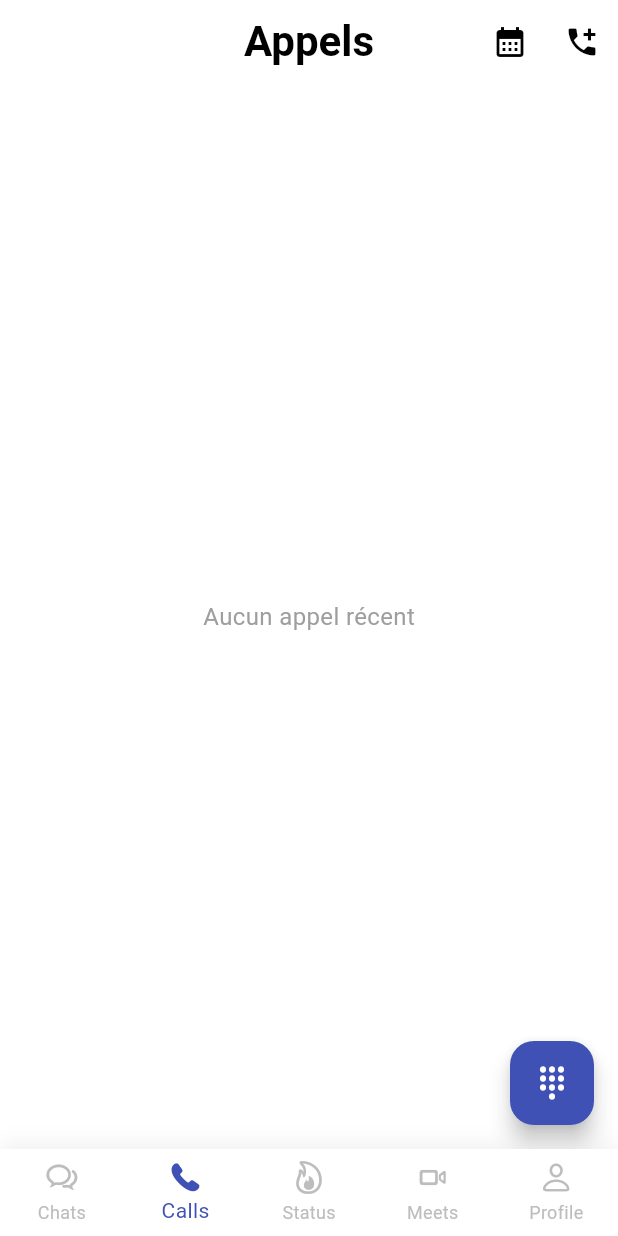
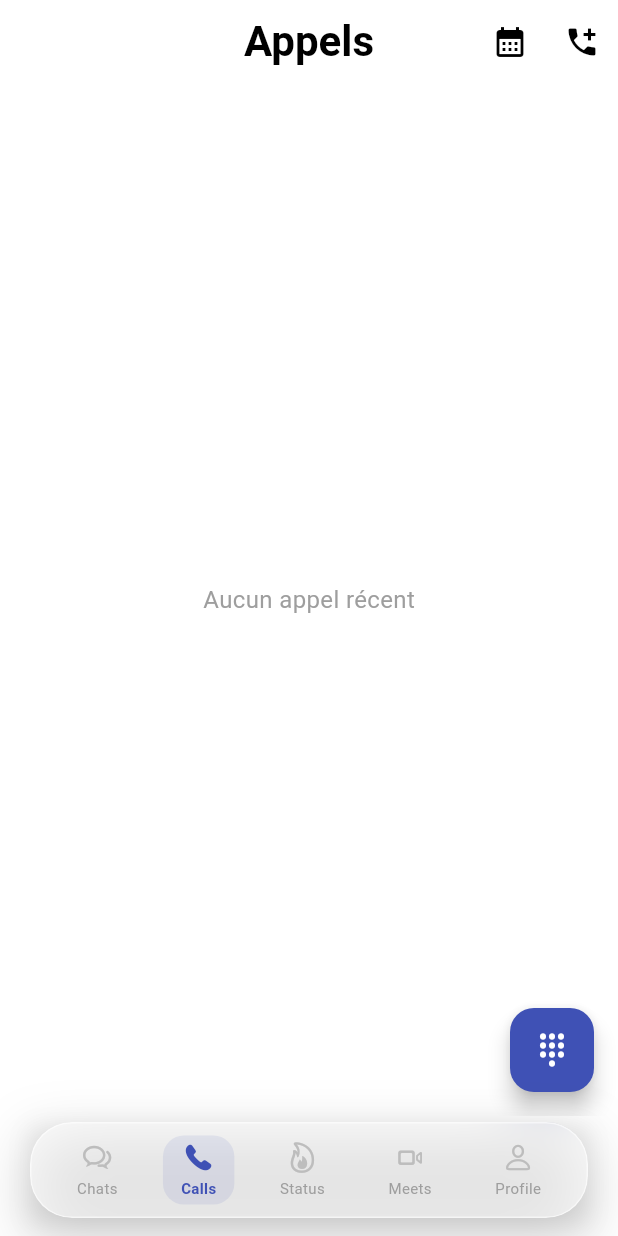
Before and after one commit to Alanya2026/Alanya, a Flutter app: the HomeScreen screen opened directly, swiped to page 2, on a phone screen of 412 x 824 dp. Run offline on Flutter 3.47's test engine with Material 3 defaults, Android fonts, the phone set to English and light mode, and no system bars; our stand-ins replace cached_network_image, chewie, drift, emoji_picker_flutter, file_picker, firebase_core and 11 more; missing offline and left inert: audio_session, flutter_callkit_incoming, flutter_ringtone_player, flutter_webrtc, record; accounts and stored records are empty; generated files the repository leaves out were written again; network calls fail.

Commit message:
feat(home): glassmorphism floating nav bar with backdrop blur, extract widget, fix FAB overlap

```diff
--- /dev/null
+++ b/lib/screens/home/glass_nav_bar.dart
@@ -0,0 +1,126 @@
+import 'dart:ui' as ui;
+import 'package:flutter/cupertino.dart';
+import 'package:flutter/material.dart';
+
+class GlassNavBar extends StatelessWidget {
+  const GlassNavBar({
+    super.key,
+    required this.selectedIndex,
+    required this.onItemTapped,
+  });
+
+  final int selectedIndex;
+  final void Function(int) onItemTapped;
+
+  @override
+  Widget build(BuildContext context) {
+    return Container(
+      margin: const EdgeInsets.fromLTRB(20, 6, 20, 12),
+      decoration: BoxDecoration(
+        boxShadow: [
+          BoxShadow(
+            color: Colors.black.withAlpha(50),
+            blurRadius: 32,
+            offset: const Offset(0, 12),
+          ),
+          BoxShadow(
+            color: Colors.black.withAlpha(18),
+            blurRadius: 12,
+            offset: const Offset(0, 4),
+          ),
+        ],
+      ),
+      child: ClipRRect(
+        borderRadius: BorderRadius.circular(28),
+        child: BackdropFilter(
+          filter: ui.ImageFilter.blur(sigmaX: 18, sigmaY: 18),
+          child: Container(
+            padding: const EdgeInsets.symmetric(vertical: 8),
+            decoration: BoxDecoration(
+              color: Colors.white.withAlpha(130),
+              borderRadius: BorderRadius.circular(28),
+              border: Border.all(
+                color: Colors.white.withAlpha(150),
+                width: 1,
+              ),
+            ),
+            child: Row(
+              mainAxisAlignment: MainAxisAlignment.spaceEvenly,
+              children: List.generate(5, (i) => _NavItem(
+                index: i,
+                isSelected: selectedIndex == i,
+                onTap: () => onItemTapped(i),
+              )),
+            ),
+          ),
+        ),
+      ),
+    );
+  }
+}
+
+class _NavItem extends StatelessWidget {
+  const _NavItem({
+    required this.index,
+    required this.isSelected,
+    required this.onTap,
+  });
+
+  final int index;
+  final bool isSelected;
+  final VoidCallback onTap;
+
+  @override
+  Widget build(BuildContext context) {
+    final icons = const [
+      CupertinoIcons.chat_bubble_2,
+      CupertinoIcons.phone,
+      CupertinoIcons.flame,
+      CupertinoIcons.video_camera,
+      CupertinoIcons.person,
+    ];
+
+    final activeIcons = const [
+      CupertinoIcons.chat_bubble_2_fill,
+      CupertinoIcons.phone_fill,
+      CupertinoIcons.flame_fill,
+      CupertinoIcons.video_camera_solid,
+      CupertinoIcons.person_fill,
+    ];
+
+    const labels = ['Chats', 'Calls', 'Status', 'Meets', 'Profile'];
+
+    return GestureDetector(
+      onTap: onTap,
+      behavior: HitTestBehavior.opaque,
+      child: AnimatedContainer(
+        duration: const Duration(milliseconds: 200),
+        curve: Curves.easeInOut,
+        padding: const EdgeInsets.symmetric(horizontal: 12, vertical: 4),
+        decoration: BoxDecoration(
+          color: isSelected ? Colors.indigo.withAlpha(25) : Colors.transparent,
+          borderRadius: BorderRadius.circular(14),
+        ),
+        child: Column(
+          mainAxisSize: MainAxisSize.min,
+          children: [
+            Icon(
+              isSelected ? activeIcons[index] : icons[index],
+              color: isSelected ? Colors.indigo : Colors.grey.shade400,
+              size: 22,
+            ),
+            const SizedBox(height: 2),
+            Text(
+              labels[index],
+              style: TextStyle(
+                color: isSelected ? Colors.indigo : Colors.grey.shade500,
+                fontWeight: isSelected ? FontWeight.w600 : FontWeight.w400,
+                fontSize: 10,
+              ),
+            ),
+          ],
+        ),
+      ),
+    );
+  }
+}
--- a/lib/screens/home/home_screen.dart
+++ b/lib/screens/home/home_screen.dart
@@ -1,6 +1,5 @@
 import 'dart:async';
 
-import 'package:flutter/cupertino.dart';
 import 'package:flutter/material.dart';
 import 'package:provider/provider.dart';
 import '../../core/services/call_service.dart';
@@ -14,6 +13,7 @@ import '../meetings/meets_screen.dart';
 import '../profile/profile_screen.dart';
 import '../status/statuses_screen.dart';
 import '../calls/incoming_call_screen.dart';
+import 'glass_nav_bar.dart';
 
 class HomeScreen extends StatefulWidget {
   const HomeScreen({super.key});
@@ -184,58 +184,27 @@ class _HomeScreenState extends State<HomeScreen> {
   @override
   Widget build(BuildContext context) {
     return Scaffold(
-      body: PageView(
-        controller: _pageController,
-        onPageChanged: _onPageChanged,
-        children: _screens.map((s) => KeepAliveWrapper(child: s)).toList(),
-      ),
-      bottomNavigationBar: Container(
-        decoration: BoxDecoration(
-          boxShadow: [
-            BoxShadow(
-              color: Colors.black.withAlpha(13),
-              blurRadius: 10,
-              offset: const Offset(0, -5),
+      resizeToAvoidBottomInset: false,
+      body: Stack(
+        children: [
+          Padding(
+            padding: const EdgeInsets.only(bottom: 80),
+            child: PageView(
+              controller: _pageController,
+              onPageChanged: _onPageChanged,
+              children: _screens.map((s) => KeepAliveWrapper(child: s)).toList(),
             ),
-          ],
-        ),
-        child: BottomNavigationBar(
-          currentIndex: _selectedIndex,
-          onTap: _onItemTapped,
-          backgroundColor: Colors.white,
-          selectedItemColor: Colors.indigo,
-          unselectedItemColor: Colors.grey.shade400,
-          showUnselectedLabels: true,
-          type: BottomNavigationBarType.fixed,
-          elevation: 0,
-          items: const [
-            BottomNavigationBarItem(
-              icon: Icon(CupertinoIcons.chat_bubble_2),
-              activeIcon: Icon(CupertinoIcons.chat_bubble_2_fill),
-              label: 'Chats',
+          ),
+          Positioned(
+            left: 0,
+            right: 0,
+            bottom: 0,
+            child: GlassNavBar(
+              selectedIndex: _selectedIndex,
+              onItemTapped: _onItemTapped,
             ),
-            BottomNavigationBarItem(
-              icon: Icon(CupertinoIcons.phone),
-              activeIcon: Icon(CupertinoIcons.phone_fill),
-              label: 'Calls',
-            ),
-            BottomNavigationBarItem(
-              icon: Icon(CupertinoIcons.flame),
-              activeIcon: Icon(CupertinoIcons.flame_fill),
-              label: 'Status',
-            ),
-            BottomNavigationBarItem(
-              icon: Icon(CupertinoIcons.video_camera),
-              activeIcon: Icon(CupertinoIcons.video_camera_solid),
-              label: 'Meets',
-            ),
-            BottomNavigationBarItem(
-              icon: Icon(CupertinoIcons.person),
-              activeIcon: Icon(CupertinoIcons.person_fill),
-              label: 'Profile',
-            ),
-          ],
-        ),
+          ),
+        ],
       ),
     );
   }
```
